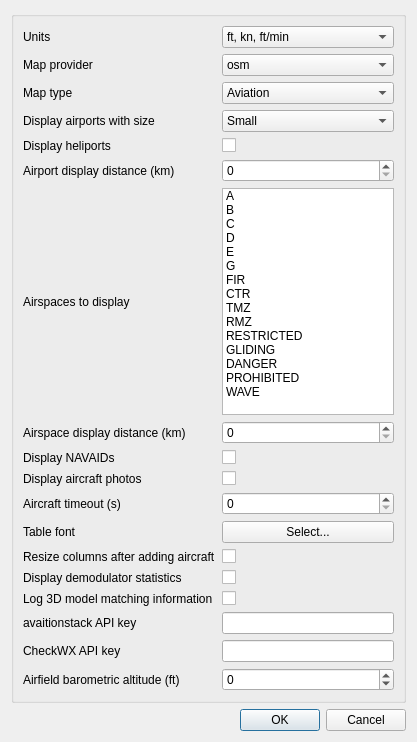
Above: plugins/channelrx/demodadsb/adsbdemoddisplaydialog.ui from f4exb/sdrangel before the change. Below: the same form after it.
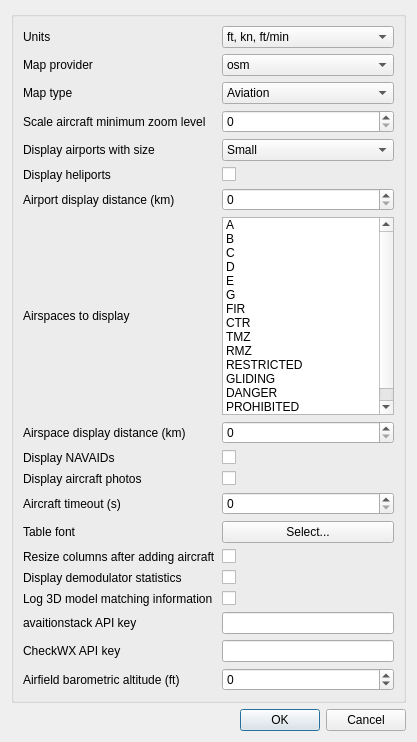
That is the form after the change.

Commit message: ADS-B: Add aircraft min zoom setting. Default to only displaying CTR airspace.

```diff
--- a/plugins/channelrx/demodadsb/adsbdemoddisplaydialog.ui
+++ b/plugins/channelrx/demodadsb/adsbdemoddisplaydialog.ui
@@ -524,6 +524,23 @@
         </property>
        </widget>
       </item>
+      <item row="3" column="0">
+       <widget class="QLabel" name="aircraftMinZoomLabel">
+        <property name="text">
+         <string>Scale aircraft minimum zoom level</string>
+        </property>
+       </widget>
+      </item>
+      <item row="3" column="1">
+       <widget class="QSpinBox" name="aircraftMinZoom">
+        <property name="toolTip">
+         <string>When map zoom (0 min zoom - 15 max zoom) is higher than this value, aircraft icon size will be scaled</string>
+        </property>
+        <property name="maximum">
+         <number>15</number>
+        </property>
+       </widget>
+      </item>
      </layout>
     </widget>
    </item>
```
The commit also changes 5 other files.
